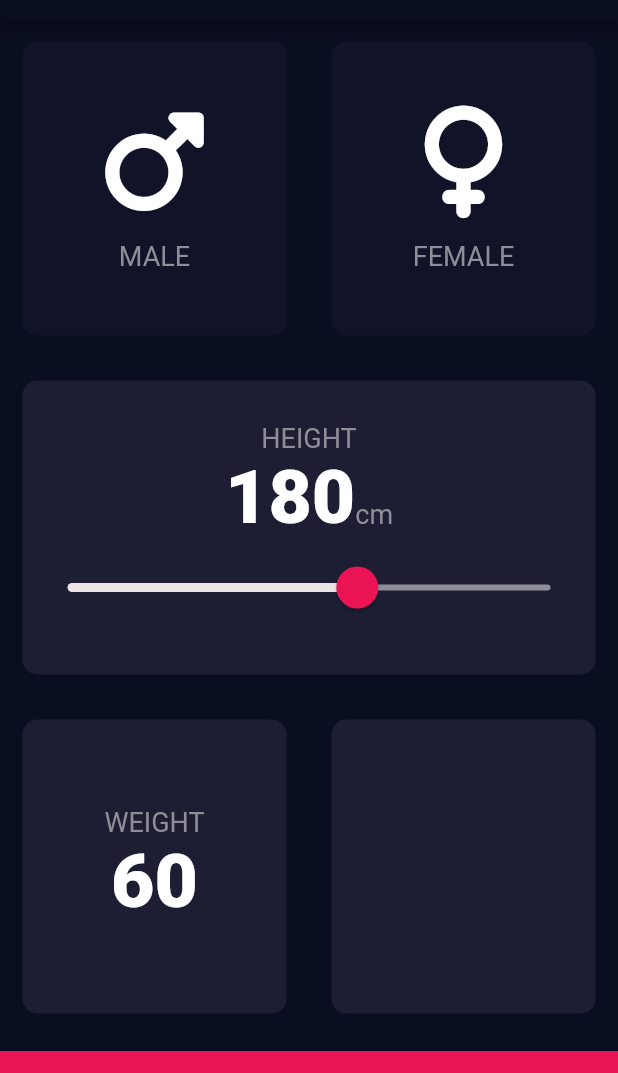
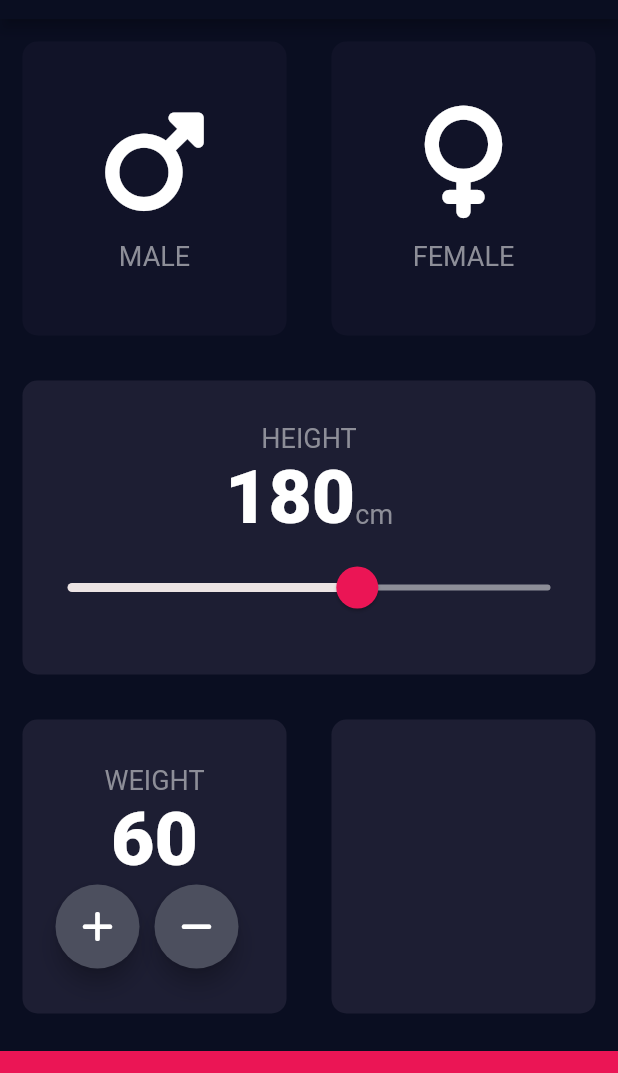
Before and after one commit to saubhagyap/BmiCalculator, a Flutter app: the screen it shows after launch, on a phone screen of 412 x 824 dp, the part 65-1138 px from its top. Run offline on Flutter 3.47's test engine with Material 2 defaults, Android fonts, the phone set to English and light mode, and no system bars; our stand-ins replace font_awesome_flutter.

Commit message:
updated Work

```diff
--- a/lib/input_page.dart
+++ b/lib/input_page.dart
@@ -133,7 +133,16 @@ class _InputPageState extends State<InputPage> {
                       style: kNumberTextStyle,
                     ),
                     Row(
-                      children: [],
+                      children: [
+                        Padding(padding: EdgeInsets.all(11.0)),
+                        RoundIconButton(
+                          icon: FontAwesomeIcons.plus,
+                        ),
+                        SizedBox(
+                          width: 10.0,
+                        ),
+                        RoundIconButton(icon: FontAwesomeIcons.minus),
+                      ],
                     ),
                   ],
                 ),
@@ -156,3 +165,21 @@ class _InputPageState extends State<InputPage> {
     );
   }
 }
+
+class RoundIconButton extends StatelessWidget {
+  RoundIconButton({this.icon});
+
+  final IconData? icon;
+
+  @override
+  Widget build(BuildContext context) {
+    return RawMaterialButton(
+      child: Icon(icon),
+      onPressed: () {},
+      elevation: 6.0,
+      constraints: BoxConstraints.tightFor(width: 56.0, height: 56.0),
+      shape: CircleBorder(),
+      fillColor: Color(0xFF4C4F5E),
+    );
+  }
+}
```
